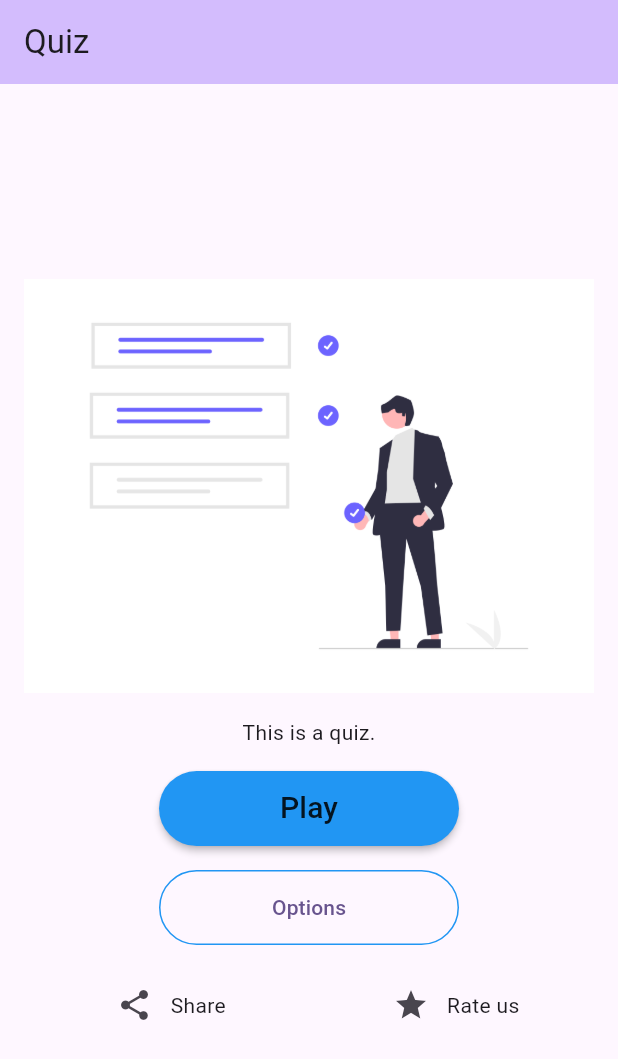
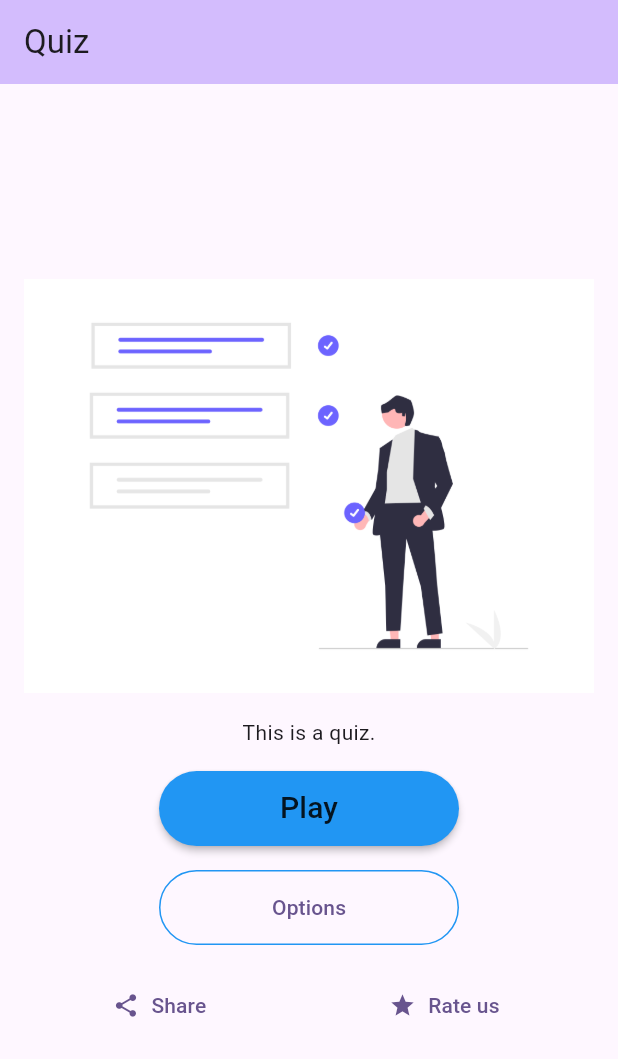
Before and after one commit to ekhiw/quis_kebangsaan, a Flutter app: the screen it shows after launch, on a phone screen of 412 x 824 dp. Shown: the top 1059 px of the screen. Run offline on Flutter 3.47's test engine with Material 2 defaults, Android fonts, the phone set to English and light mode, and no system bars; our stand-ins replace equatable, firebase_core, firebase_database, flutter_bloc, get_it, rxdart and 1 more; missing offline and left inert: flutter_timer_countdown; accounts and stored records are empty.

Commit message:
add timer and share button

```diff
--- a/lib/src/presentation/screen/main_screen.dart
+++ b/lib/src/presentation/screen/main_screen.dart
@@ -7,6 +7,7 @@ import 'package:provider/provider.dart';
 import 'package:quis_kebangsaan/src/presentation/bloc/dashboard/dashboard_bloc.dart';
 import 'package:quis_kebangsaan/src/presentation/bloc/dashboard/dashboard_event.dart';
 import 'package:quis_kebangsaan/src/presentation/bloc/dashboard/dashboard_state.dart';
+import 'package:share_plus/share_plus.dart';
 
 class MainScreen extends StatefulWidget {
   const MainScreen({super.key});
@@ -97,25 +98,19 @@ class _MainPageState extends State<MainScreen> {
           Row(
             mainAxisAlignment: MainAxisAlignment.spaceAround,
             children: [
-              Row(
-                mainAxisAlignment: MainAxisAlignment.spaceEvenly,
-                children: [
-                  IconButton(
-                    onPressed: () {},
-                    icon: Icon(Icons.share),
-                  ),
-                  const Text("Share")
-                ],
+              TextButton.icon(
+                onPressed: () {
+                  Share.share('Halo, kuis kebangsaan passwordnya?');
+                },
+                icon:Icon(Icons.share),
+                label: Text("Share"),
               ),
-              Row(
-                mainAxisAlignment: MainAxisAlignment.spaceEvenly,
-                children: [
-                  IconButton(
-                    onPressed: () {},
-                    icon: Icon(Icons.star),
-                  ),
-                  const Text("Rate us")
-                ],
+              TextButton.icon(
+                onPressed: () {
+
+                },
+                icon:Icon(Icons.star),
+                label: Text("Rate us"),
               ),
             ],
           ),
--- a/pubspec.yaml
+++ b/pubspec.yaml
@@ -43,6 +43,8 @@ dependencies:
   firebase_database: ^10.2.1
   firebase_ui_database: ^1.3.1
   rxdart: ^0.27.3
+  flutter_timer_countdown: ^1.0.5
+  share_plus: ^7.0.1
   dio: ^5.1.2
 
 dev_dependencies:
```
Also changed, not shown: lib/src/presentation/screen/question_screen.dart (+17 -2 lines), pubspec.lock, 2 other files.
